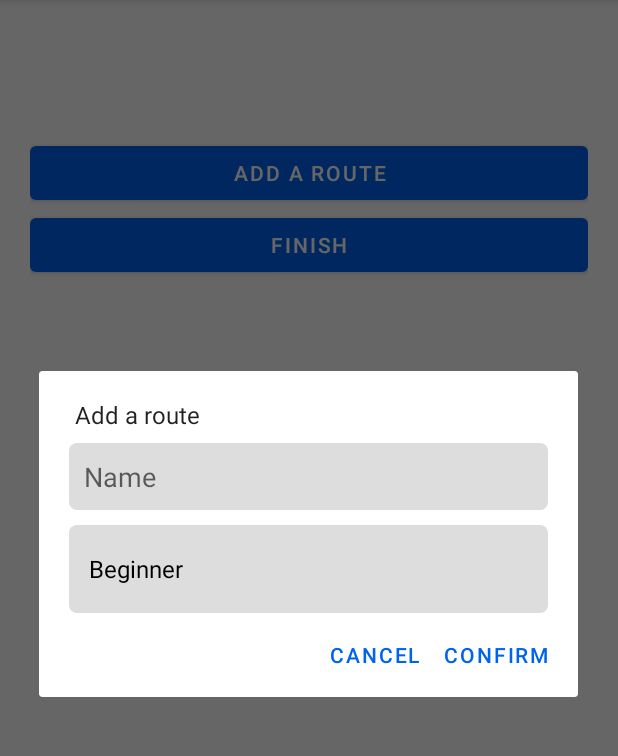
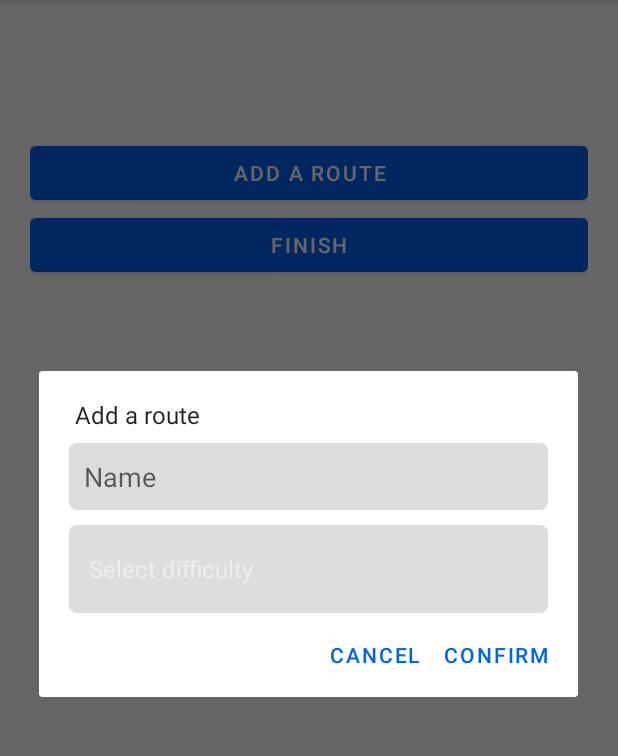
Before and after one commit to svekko/climbit, an Android app: the ShowWorkoutActivity screen opened directly, with no data from a screen before it, after a tap on "ADD A ROUTE", on a phone screen of 412 x 824 dp, the part 84-840 px from its top. Run offline under Robolectric (Android 15) with nearby library versions, the light colour scheme and no system bars; our stand-ins replace Room's generated code; 7 statements that could not run were skipped.

Commit message:
difficulty spinner changes

```diff
--- a/app/src/main/java/com/example/climbit/activity/ShowWorkoutActivity.kt
+++ b/app/src/main/java/com/example/climbit/activity/ShowWorkoutActivity.kt
@@ -3,11 +3,15 @@ package com.example.climbit.activity
 import android.content.Intent
 import android.os.Bundle
 import android.view.View
-import android.widget.*
+import android.widget.Button
+import android.widget.EditText
+import android.widget.Spinner
+import android.widget.TextView
 import androidx.appcompat.app.AlertDialog
 import androidx.recyclerview.widget.RecyclerView
 import com.example.climbit.App
 import com.example.climbit.R
+import com.example.climbit.adapter.DifficultySpinnerAdapter
 import com.example.climbit.adapter.WorkoutRouteArrayAdapter
 import com.example.climbit.model.Difficulty
 import com.example.climbit.model.Workout
@@ -74,12 +78,13 @@ class ShowWorkoutActivity : BaseActivity() {
 
     private fun addRoute(view: View) {
         Executors.newSingleThreadExecutor().execute {
-            val difficulties = App.getDB(this).difficultyDAO().getAll()
+            val difficulties = App.getDB(this).difficultyDAO().getAll().toMutableList()
+            difficulties.add(0, Difficulty(0, getString(R.string.select_difficulty), "FFFFFF"))
 
             runOnUiThread {
                 val builder = AlertDialog.Builder(this)
                 val dialogView = layoutInflater.inflate(R.layout.dialog_add_route, null, false)
-                val adapter = ArrayAdapter(this, android.R.layout.simple_spinner_dropdown_item, difficulties)
+                val adapter = DifficultySpinnerAdapter(this, difficulties)
 
                 val difficultySpinner = dialogView.findViewById<Spinner>(R.id.difficulty)
                 difficultySpinner.adapter = adapter
@@ -95,6 +100,11 @@ class ShowWorkoutActivity : BaseActivity() {
                     dialog.getButton(AlertDialog.BUTTON_POSITIVE).setOnClickListener {
                         val difficulty = (difficultySpinner.selectedItem as? Difficulty) ?: run {
                             alertError("invalid difficulty")
+                            return@setOnClickListener
+                        }
+
+                        if (difficulty.id < 1) {
+                            alertError("difficulty must be selected")
                             return@setOnClickListener
                         }
 
--- /dev/null
+++ b/app/src/main/java/com/example/climbit/adapter/DifficultySpinnerAdapter.kt
@@ -0,0 +1,35 @@
+package com.example.climbit.adapter
+
+import android.content.Context
+import android.graphics.Color
+import android.view.View
+import android.view.ViewGroup
+import android.widget.ArrayAdapter
+import androidx.appcompat.widget.AppCompatCheckedTextView
+import com.example.climbit.model.Difficulty
+
+class DifficultySpinnerAdapter(ctx: Context, rows: List<Difficulty>) : ArrayAdapter<Difficulty>(ctx, android.R.layout.simple_spinner_dropdown_item, rows) {
+    private fun colorifyDifficulty(position: Int, view: View) {
+        getItem(position)?.also { difficulty ->
+            (view as? AppCompatCheckedTextView)?.also {
+                it.setTextColor(Color.parseColor("#${difficulty.hexColor}"))
+
+                if (difficulty.id == 0L) {
+                    it.alpha = 0.5F
+                }
+            }
+        }
+    }
+
+    override fun getView(position: Int, convertView: View?, parent: ViewGroup): View {
+        val view = super.getView(position, convertView, parent)
+        colorifyDifficulty(position, view)
+        return view
+    }
+
+    override fun getDropDownView(position: Int, convertView: View?, parent: ViewGroup): View {
+        val view = super.getDropDownView(position, convertView, parent)
+        colorifyDifficulty(position, view)
+        return view
+    }
+}
--- a/app/src/main/res/values/strings.xml
+++ b/app/src/main/res/values/strings.xml
@@ -29,6 +29,7 @@
     <string name="home">Home</string>
     <string name="load_more">Load more</string>
     <string name="rest_timer">Rest timer</string>
+    <string name="select_difficulty">Select difficulty</string>
     <string name="set_n">Set #%1$d</string>
     <plurals name="n_attempts">
         <item quantity="one">%1$d attempt</item>
```
